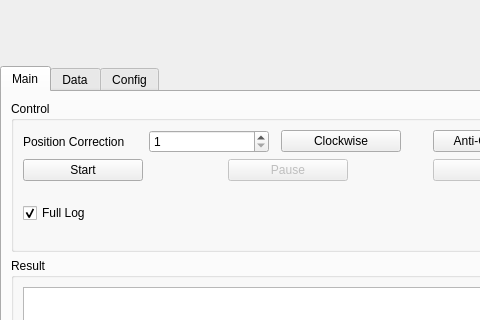
hmj6639/dz, file ui/mainwindow.ui: the form before one commit; both pictures show x 0 to 480 and y 0 to 320 of the 876 by 616 pixel window.
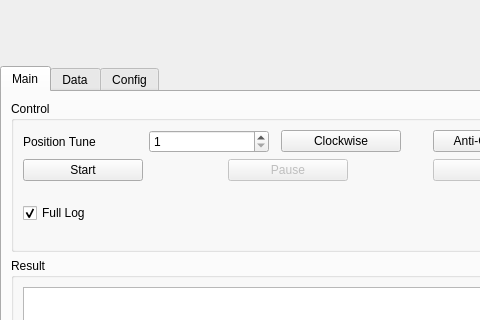
The form after the commit. Icons and pictures are not drawn.

Patch:
```diff
--- a/ui/mainwindow.ui
+++ b/ui/mainwindow.ui
@@ -154,9 +154,15 @@
        </attribute>
        <layout class="QGridLayout" name="gridLayout_4" rowstretch="0,1" columnstretch="2,1">
         <item row="0" column="0">
-         <layout class="QVBoxLayout" name="verticalLayout_2" stretch="1">
+         <layout class="QVBoxLayout" name="verticalLayout_2" stretch="0">
           <item>
            <widget class="QGroupBox" name="groupBox_3">
+            <property name="minimumSize">
+             <size>
+              <width>562</width>
+              <height>0</height>
+             </size>
+            </property>
             <property name="title">
              <string>Control</string>
             </property>
@@ -179,7 +185,7 @@
                 <string>0~359</string>
                </property>
                <property name="text">
-                <string>Position Correction</string>
+                <string>Position Tune</string>
                </property>
               </widget>
              </item>
```
Left out of the diff: 120 changed lines with no effect on the pictures.
